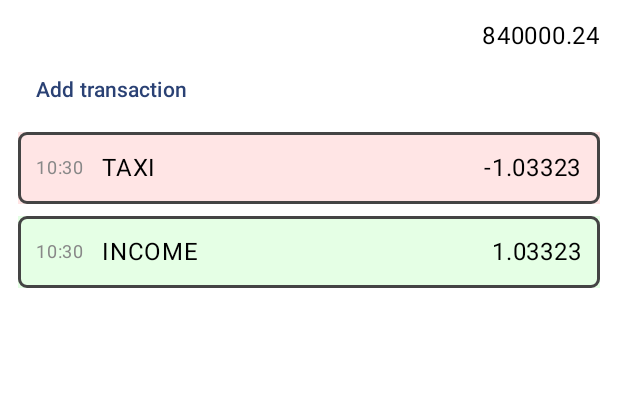
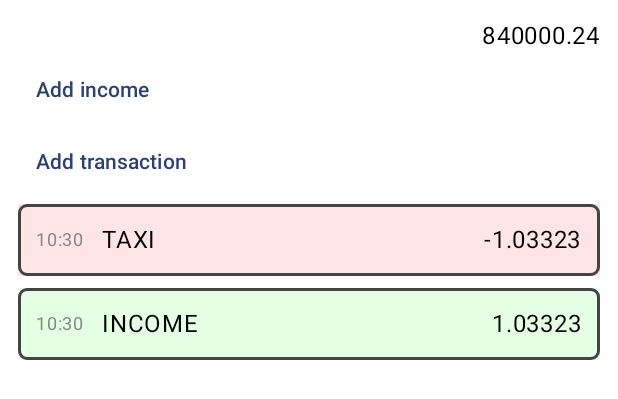
Before and after one commit to irockk/nebula_test, an Android app built with Jetpack Compose: the @Preview function HomeScreenPreview, on a phone screen of 412 x 824 dp. Shown: the top 399 px of the screen. Run offline under Robolectric (Android 15) with nearby library versions, the phone set to English and light mode, and no system bars; our stand-ins replace Room's generated code.

Commit message:
Add ability for user to add real income using dialog. Sort transactions in descending order.

```diff
--- a/app/src/main/java/com/example/nebulatest/features/transaction/data/local/TransactionDao.kt
+++ b/app/src/main/java/com/example/nebulatest/features/transaction/data/local/TransactionDao.kt
@@ -11,6 +11,6 @@ interface TransactionDao {
     @Insert(onConflict = OnConflictStrategy.REPLACE)
     suspend fun insertTransaction(transaction: TransactionEntity)
 
-    @Query("SELECT * FROM transactions ORDER BY timestamp")
+    @Query("SELECT * FROM transactions ORDER BY timestamp DESC")
     suspend fun getTransactions(): List<TransactionEntity>
 }
--- a/app/src/main/java/com/example/nebulatest/ui/screens/home/HomeRoute.kt
+++ b/app/src/main/java/com/example/nebulatest/ui/screens/home/HomeRoute.kt
@@ -18,7 +18,8 @@ fun HomeRoute(navController: NavController) {
 
     HomeScreen(
         uiState = uiState,
-        goToTransaction = { goToTransactionScreen(navController) }
+        goToTransaction = { goToTransactionScreen(navController) },
+        addIncome = viewModel::addIncome
     )
 
     HandleHomeEvents(
--- a/app/src/main/java/com/example/nebulatest/ui/screens/home/HomeScreen.kt
+++ b/app/src/main/java/com/example/nebulatest/ui/screens/home/HomeScreen.kt
@@ -13,12 +13,21 @@ import androidx.compose.foundation.layout.width
 import androidx.compose.foundation.lazy.LazyColumn
 import androidx.compose.foundation.lazy.items
 import androidx.compose.foundation.shape.RoundedCornerShape
+import androidx.compose.foundation.text.KeyboardOptions
+import androidx.compose.material3.AlertDialog
+import androidx.compose.material3.Button
 import androidx.compose.material3.Text
 import androidx.compose.material3.TextButton
+import androidx.compose.material3.TextField
 import androidx.compose.runtime.Composable
+import androidx.compose.runtime.getValue
+import androidx.compose.runtime.mutableStateOf
+import androidx.compose.runtime.remember
+import androidx.compose.runtime.setValue
 import androidx.compose.ui.Modifier
 import androidx.compose.ui.graphics.Color
 import androidx.compose.ui.res.stringResource
+import androidx.compose.ui.text.input.KeyboardType
 import androidx.compose.ui.tooling.preview.Preview
 import androidx.compose.ui.unit.dp
 import androidx.compose.ui.unit.sp
@@ -33,8 +42,18 @@ import com.example.nebulatest.ui.theme.NebulaTestTheme
 @Composable
 fun HomeScreen(
     uiState: HomeState,
-    goToTransaction: () -> Unit
+    goToTransaction: () -> Unit,
+    addIncome: (amount: Double) -> Unit
 ) {
+
+    var isIncomeDialogVisible by remember { mutableStateOf(false) }
+
+    IncomeDialog(
+        isVisible = isIncomeDialogVisible,
+        onDismiss = { isIncomeDialogVisible = false },
+        onSave = { addIncome(it) }
+    )
+
     Column(modifier = Modifier
         .fillMaxSize()
         .padding(12.dp)) {
@@ -44,6 +63,10 @@ fun HomeScreen(
             horizontalArrangement = Arrangement.End
         ) {
             Text(text = uiState.exchangeRate.toString())
+        }
+
+        TextButton(onClick = { isIncomeDialogVisible = true }) {
+            Text(text = stringResource(R.string.home_add_income_button_text))
         }
 
         TextButton(onClick = goToTransaction) {
@@ -100,6 +123,46 @@ private fun TransactionItem(
     }
 }
 
+@Composable
+private fun IncomeDialog(
+    isVisible: Boolean,
+    onDismiss: () -> Unit,
+    onSave: (Double) -> Unit
+) {
+    if (isVisible) {
+        val amountState = remember { mutableStateOf("") }
+
+        AlertDialog(
+            onDismissRequest = { onDismiss() },
+            title = { Text(stringResource(R.string.income_dialog_title)) },
+            text = {
+                TextField(
+                    value = amountState.value,
+                    onValueChange = { amountState.value = it },
+                    label = { Text(stringResource(R.string.income_dialog_currency)) },
+                    keyboardOptions = KeyboardOptions.Default.copy(keyboardType = KeyboardType.Number),
+                    modifier = Modifier.fillMaxWidth()
+                )
+            },
+            confirmButton = {
+                Button(
+                    onClick = {
+                        amountState.value.toDoubleOrNull()?.let { onSave(it) }
+                        onDismiss()
+                    }
+                ) {
+                    Text(stringResource(R.string.income_dialog_ok))
+                }
+            },
+            dismissButton = {
+                Button(onClick = { onDismiss() }) {
+                    Text(stringResource(R.string.income_dialog_cancel))
+                }
+            }
+        )
+    }
+}
+
 @Preview(showBackground = true)
 @Composable
 fun HomeScreenPreview() {
@@ -114,7 +177,8 @@ fun HomeScreenPreview() {
                     )
                 )
             ),
-            goToTransaction = {}
+            goToTransaction = {},
+            addIncome = {}
         )
     }
 }
--- a/app/src/main/res/values/strings.xml
+++ b/app/src/main/res/values/strings.xml
@@ -2,4 +2,9 @@
     <string name="app_name">nebula test</string>
     <string name="home_add_transaction_button_text">Add transaction</string>
     <string name="income_text">INCOME</string>
+    <string name="income_dialog_ok">Ok</string>
+    <string name="income_dialog_cancel">Cancel</string>
+    <string name="income_dialog_title">Add Income</string>
+    <string name="income_dialog_currency">BTC</string>
+    <string name="home_add_income_button_text">Add income</string>
 </resources>
```
Also changed, not shown: app/src/main/java/com/example/nebulatest/ui/screens/home/HomeViewModel.kt (+7 -0 lines).
